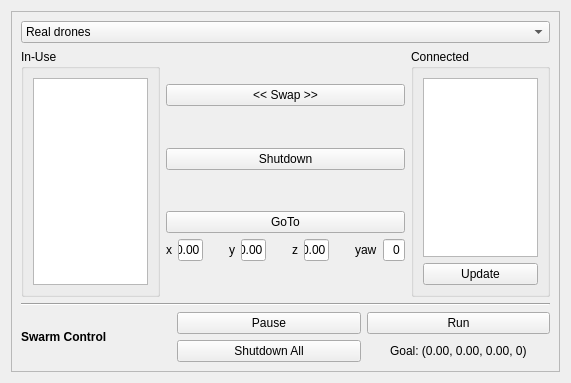
This is src/tools/swarm_controller/src/SwarmController.ui in asilvaigor/psc as Qt 5 draws it before an edit. The edited form follows.
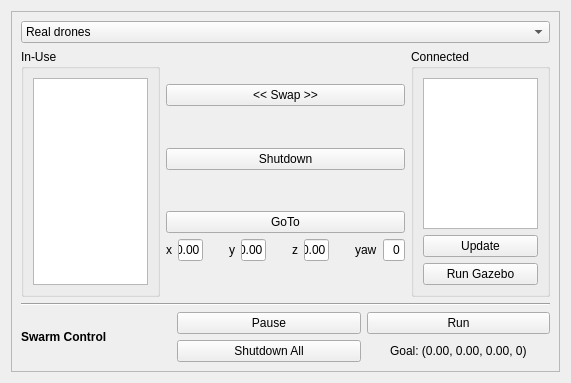
This is the edited form. Icons and pictures are not drawn.

Commit message: Finished swarm controller

```diff
--- a/src/tools/swarm_controller/src/SwarmController.ui
+++ b/src/tools/swarm_controller/src/SwarmController.ui
@@ -344,6 +344,16 @@
               </property>
              </widget>
             </item>
+            <item>
+             <widget class="QPushButton" name="run_gazebo_push_button">
+              <property name="toolTip">
+               <string>&lt;html&gt;&lt;head/&gt;&lt;body&gt;&lt;p&gt;Runs simulation server for the drones and gazebo in the background.&lt;/p&gt;&lt;/body&gt;&lt;/html&gt;</string>
+              </property>
+              <property name="text">
+               <string>Run Gazebo</string>
+              </property>
+             </widget>
+            </item>
            </layout>
           </widget>
          </item>
```
Left out of the diff: 2 changed lines with no effect on the pictures. The commit also changes 4 other files.
